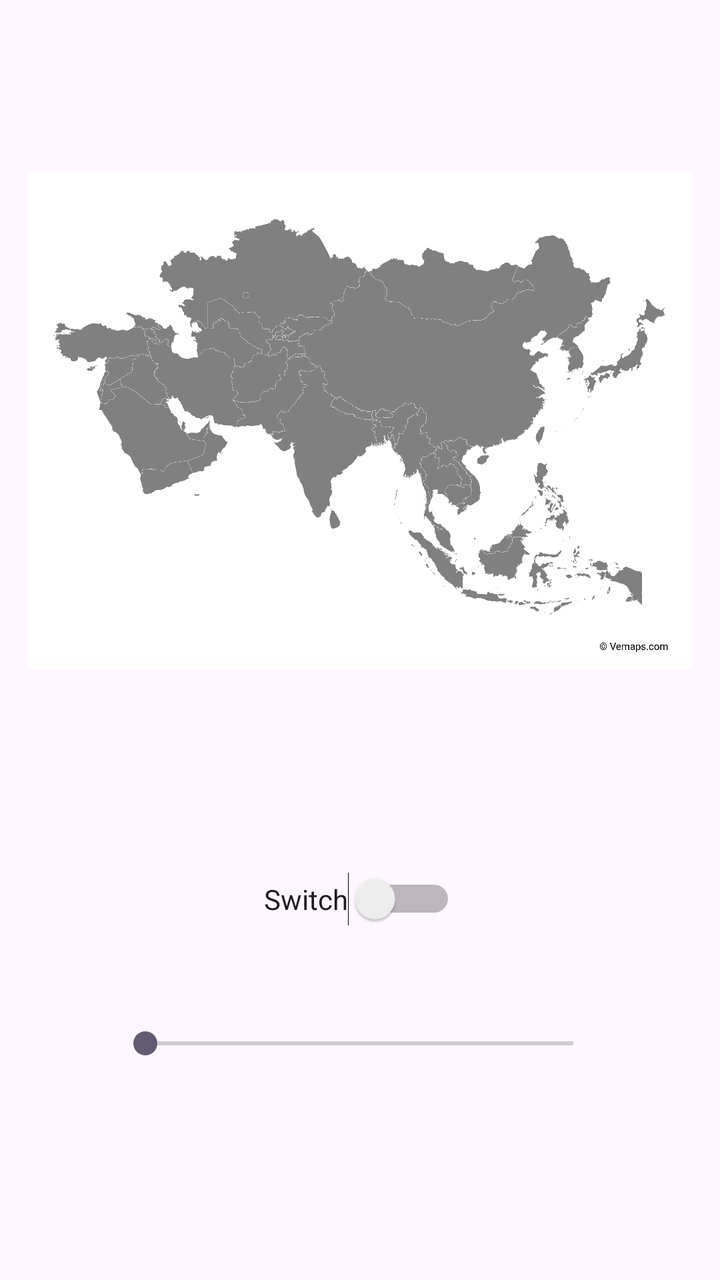
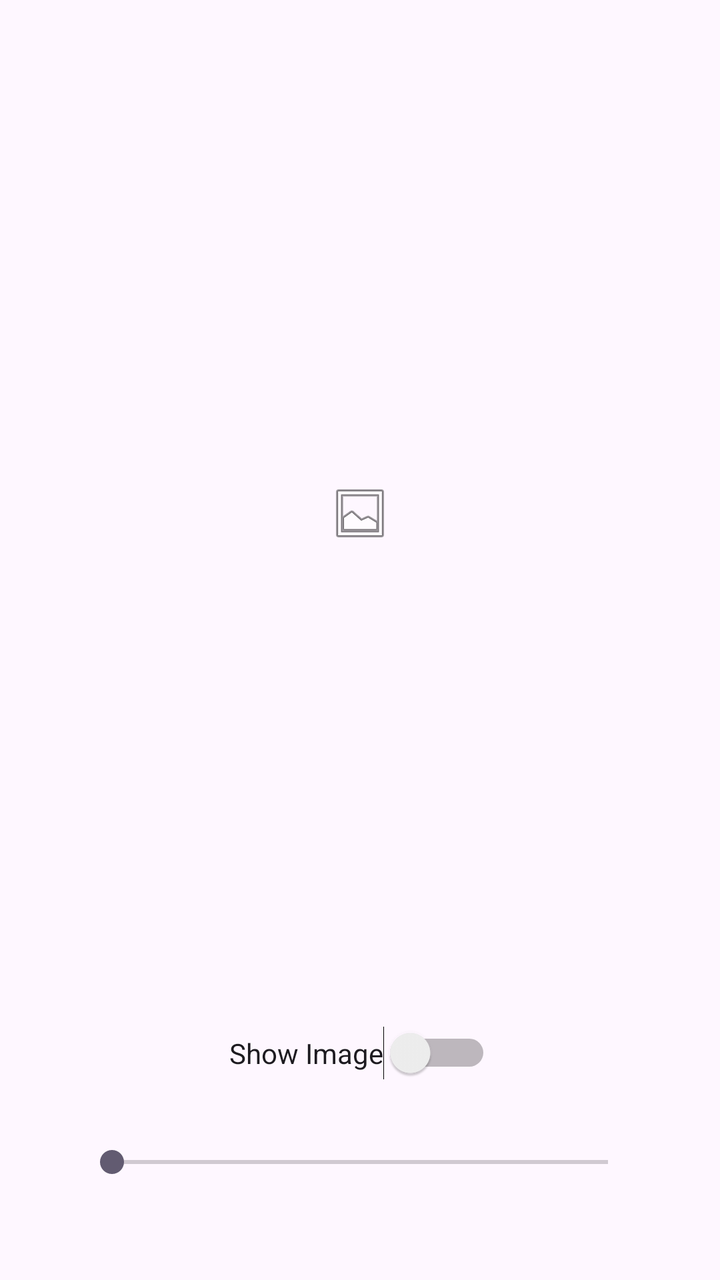

Screens rendered from an Android XML layout before and after an edit, with the pre-edit source and the edit as a unified diff.
<!-- AndroidManifest.xml: application theme Theme.RonApplication -->
<!-- res/layout/activity_main.xml -->
<?xml version="1.0" encoding="utf-8"?>
<androidx.constraintlayout.widget.ConstraintLayout
    xmlns:android="http://schemas.android.com/apk/res/android"
    xmlns:app="http://schemas.android.com/apk/res-auto"
    xmlns:tools="http://schemas.android.com/tools"
    android:id="@+id/main"
    android:layout_width="match_parent"
    android:layout_height="match_parent"
    tools:context=".MainActivity">

    
    <ImageView
        android:id="@+id/imageView3"
        android:layout_width="332dp"
        android:layout_height="388dp"
        app:srcCompat="@drawable/as_c_04"
        app:layout_constraintTop_toTopOf="parent"
        app:layout_constraintStart_toStartOf="parent"
        app:layout_constraintEnd_toEndOf="parent"
        android:layout_marginTop="16dp"
        android:contentDescription="Image" />


    <Switch
        android:id="@+id/switch2"
        android:layout_width="wrap_content"
        android:layout_height="wrap_content"
        android:text="Switch"
        app:layout_constraintTop_toBottomOf="@id/imageView3"
        app:layout_constraintStart_toStartOf="parent"
        app:layout_constraintEnd_toEndOf="parent"
        android:layout_marginTop="32dp" />


    <SeekBar
        android:id="@+id/seekBar"
        android:layout_width="246dp"
        android:layout_height="18dp"
        android:layout_marginBottom="32dp"
        app:layout_constraintBottom_toBottomOf="parent"
        app:layout_constraintEnd_toEndOf="parent"
        app:layout_constraintHorizontal_bias="0.496"
        app:layout_constraintStart_toStartOf="parent"
        app:layout_constraintTop_toTopOf="@+id/switch2"
        app:layout_constraintVertical_bias="0.497" />

</androidx.constraintlayout.widget.ConstraintLayout>
<!-- resources referenced by this layout -->
<resources>
  <!-- drawable as_c_04: jpg bitmap (drawable, 261194 bytes) -->
  <style name="Theme.RonApplication" parent="Base.Theme.RonApplication" />
  <style name="Base.Theme.RonApplication" parent="Theme.Material3.DayNight.NoActionBar">
          
          
      </style>
</resources>

<!-- the commit's change to res/layout/activity_main.xml (unified diff, before → after) -->
@@ -3,45 +3,39 @@
     xmlns:android="http://schemas.android.com/apk/res/android"
     xmlns:app="http://schemas.android.com/apk/res-auto"
     xmlns:tools="http://schemas.android.com/tools"
-    android:id="@+id/main"
     android:layout_width="match_parent"
     android:layout_height="match_parent"
     tools:context=".MainActivity">
 
-    
     <ImageView
         android:id="@+id/imageView3"
-        android:layout_width="332dp"
-        android:layout_height="388dp"
-        app:srcCompat="@drawable/as_c_04"
+        android:layout_width="300dp"
+        android:layout_height="300dp"
+        android:scaleType="centerInside"
+        app:layout_constraintBottom_toTopOf="@+id/switch2"
+        app:layout_constraintEnd_toEndOf="parent"
+        app:layout_constraintStart_toStartOf="parent"
         app:layout_constraintTop_toTopOf="parent"
-        app:layout_constraintStart_toStartOf="parent"
-        app:layout_constraintEnd_toEndOf="parent"
-        android:layout_marginTop="16dp"
-        android:contentDescription="Image" />
-
+        app:srcCompat="@android:drawable/ic_menu_gallery" />
 
     <Switch
         android:id="@+id/switch2"
         android:layout_width="wrap_content"
         android:layout_height="wrap_content"
-        android:text="Switch"
-        app:layout_constraintTop_toBottomOf="@id/imageView3"
-        app:layout_constraintStart_toStartOf="parent"
+        android:layout_marginBottom="32dp"
+        android:text="Show Image"
+        app:layout_constraintBottom_toTopOf="@+id/seekBar"
         app:layout_constraintEnd_toEndOf="parent"
-        android:layout_marginTop="32dp" />
-
+        app:layout_constraintStart_toStartOf="parent" />
 
     <SeekBar
         android:id="@+id/seekBar"
-        android:layout_width="246dp"
-        android:layout_height="18dp"
-        android:layout_marginBottom="32dp"
+        android:layout_width="0dp"
+        android:layout_height="wrap_content"
+        android:layout_marginHorizontal="40dp"
+        android:layout_marginBottom="50dp"
         app:layout_constraintBottom_toBottomOf="parent"
         app:layout_constraintEnd_toEndOf="parent"
-        app:layout_constraintHorizontal_bias="0.496"
-        app:layout_constraintStart_toStartOf="parent"
-        app:layout_constraintTop_toTopOf="@+id/switch2"
-        app:layout_constraintVertical_bias="0.497" />
+        app:layout_constraintStart_toStartOf="parent" />
 
 </androidx.constraintlayout.widget.ConstraintLayout>
<!-- resource entries referenced after the edit -->
@@ -1,8 +1,7 @@
 <!-- resources referenced by this layout -->
 <resources>
-  <!-- drawable as_c_04: jpg bitmap (drawable, 261194 bytes) -->
   <style name="Theme.RonApplication" parent="Base.Theme.RonApplication" />
-  <style name="Base.Theme.RonApplication" parent="Theme.Material3.DayNight.NoActionBar">
+  <style name="Base.Theme.RonApplication" parent="Theme.Material3.DayNight">
           
           
       </style>
